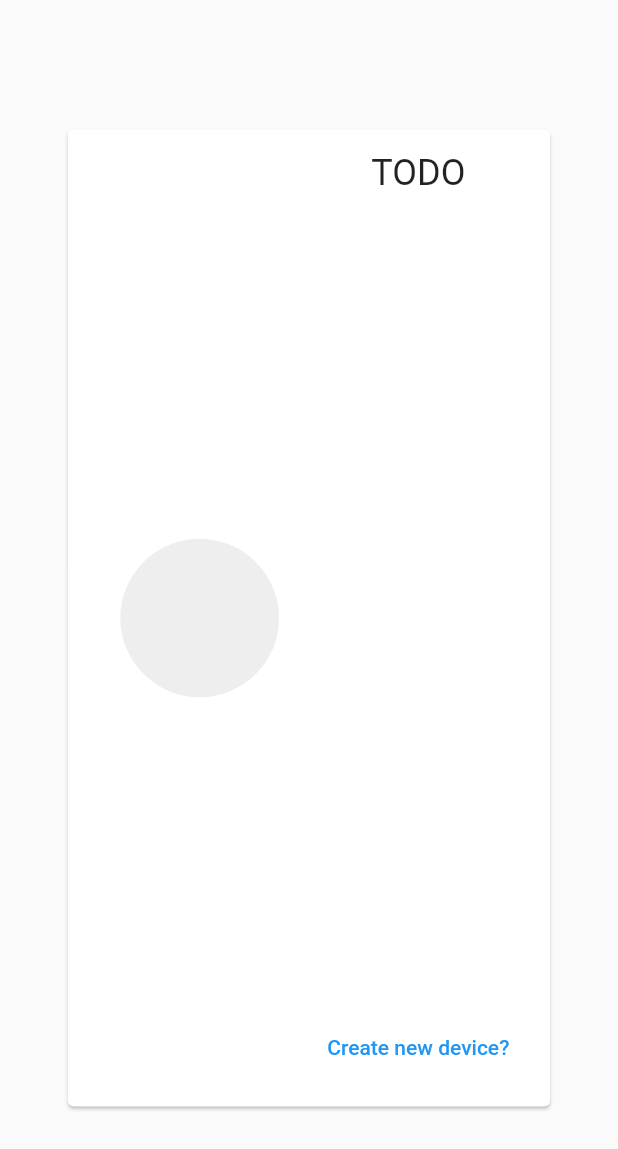
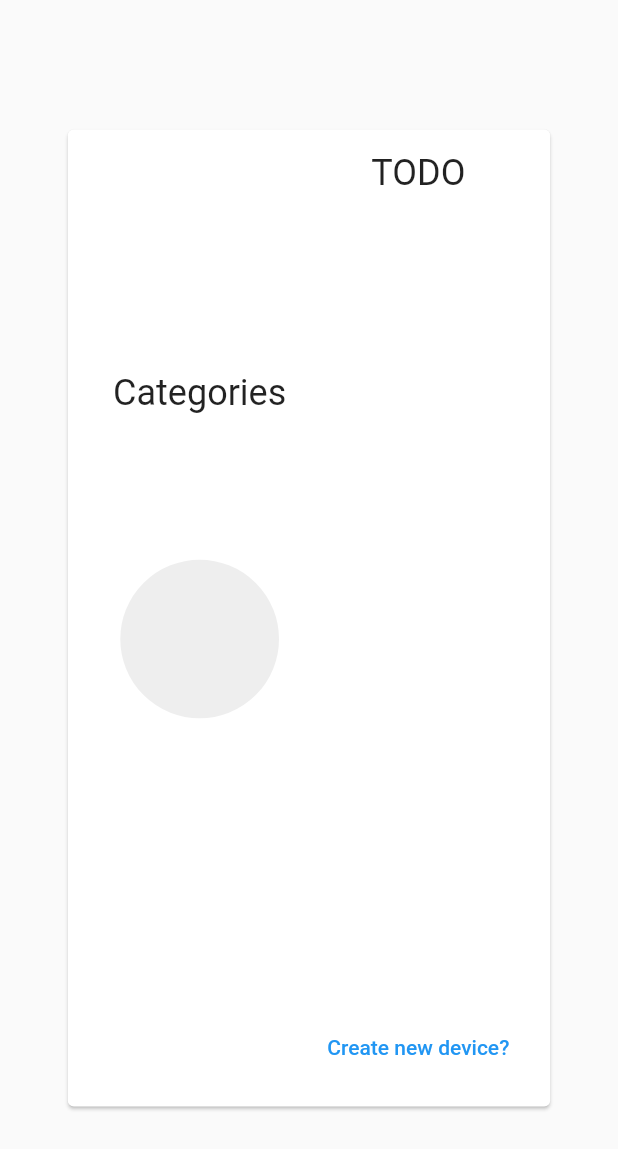
Before and after one commit to TechnologyWithoutBorders/Swift-Web, a Flutter app: the DashboardScreen screen opened directly, on a phone screen of 412 x 824 dp. Shown: the top 1149 px of the screen. Run offline on Flutter 3.47's test engine with Material 2 defaults, Android fonts, the phone set to English and light mode, and no system bars; our stand-ins replace charts_flutter, pdf, printing, shared_preferences; missing offline and left inert: dart:html; accounts and stored records are empty; network calls fail.

Commit message:
add title

```diff
--- a/lib/dashboardScreen.dart
+++ b/lib/dashboardScreen.dart
@@ -86,11 +86,21 @@ class _DetailScreenState extends State<DashboardScreen> {
             child: Padding(padding: EdgeInsets.all(15.0),
               child: Row(mainAxisAlignment: MainAxisAlignment.center,
                 children: [
-                  Flexible(child: DatumLegendWithMeasures(seriesList)),
+                  Flexible(child:
+                    Column(
+                      mainAxisAlignment: MainAxisAlignment.center,
+                      children: [
+                        Text("Categories", style: Theme
+                          .of(context)
+                          .textTheme
+                          .headline5),
+                        DatumLegendWithMeasures(seriesList),
+                      ]
+                    )
+                  ),
                   Flexible(
                     child: Column(
                       mainAxisAlignment: MainAxisAlignment.center,
-                      mainAxisSize: MainAxisSize.min,
                       children: [
                         Text("TODO", style: Theme
                           .of(context)
```
